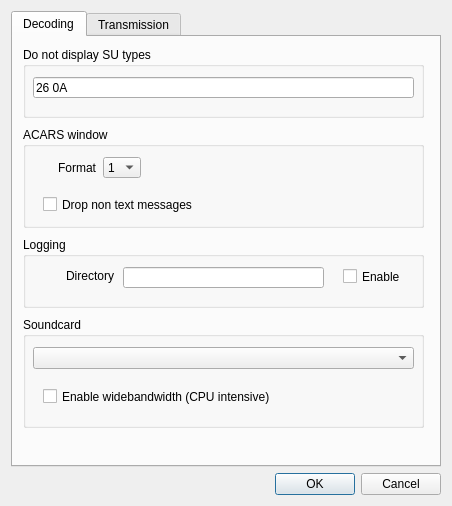
Before: the Qt Designer form JAERO/gui_classes/settingsdialog.ui in jontio/JAERO, drawn with Qt 5.
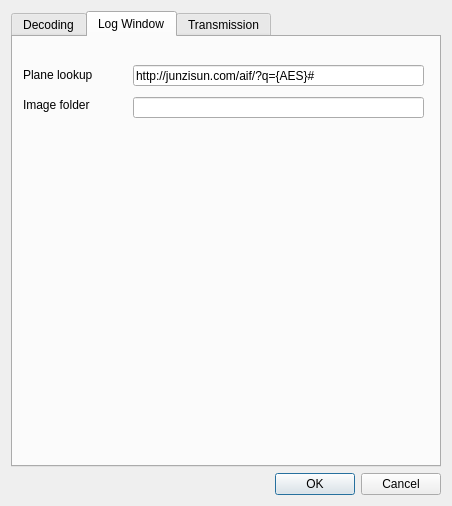
After: the same form once the commit is applied. The open tabs and pages were chosen to show the change.

The edit to the form file:
```diff
--- a/JAERO/gui_classes/settingsdialog.ui
+++ b/JAERO/gui_classes/settingsdialog.ui
@@ -241,6 +241,60 @@
        </widget>
       </widget>
      </widget>
+     <widget class="QWidget" name="logwindowsettings">
+      <attribute name="title">
+       <string>Log Window</string>
+      </attribute>
+      <widget class="QLineEdit" name="lineEditplanelookup">
+       <property name="geometry">
+        <rect>
+         <x>120</x>
+         <y>28</y>
+         <width>291</width>
+         <height>21</height>
+        </rect>
+       </property>
+       <property name="text">
+        <string>http://junzisun.com/aif/?q={AES}#</string>
+       </property>
+      </widget>
+      <widget class="QLabel" name="label_5">
+       <property name="geometry">
+        <rect>
+         <x>10</x>
+         <y>30</y>
+         <width>101</width>
+         <height>16</height>
+        </rect>
+       </property>
+       <property name="text">
+        <string>Plane lookup</string>
+       </property>
+      </widget>
+      <widget class="QLineEdit" name="lineEditimagesfolder">
+       <property name="geometry">
+        <rect>
+         <x>120</x>
+         <y>60</y>
+         <width>291</width>
+         <height>21</height>
+        </rect>
+       </property>
+      </widget>
+      <widget class="QLabel" name="label_6">
+       <property name="geometry">
+        <rect>
+         <x>10</x>
+         <y>60</y>
+         <width>101</width>
+         <height>16</height>
+        </rect>
+       </property>
+       <property name="text">
+        <string>Image folder</string>
+       </property>
+      </widget>
+     </widget>
      <widget class="QWidget" name="Transmission">
       <attribute name="title">
        <string>Transmission</string>
```
